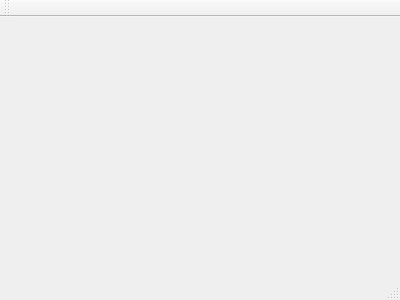
The window that demo/mainwindow.ui (joachimvalente/tracklib) describes before a commit, drawn with Qt 5.
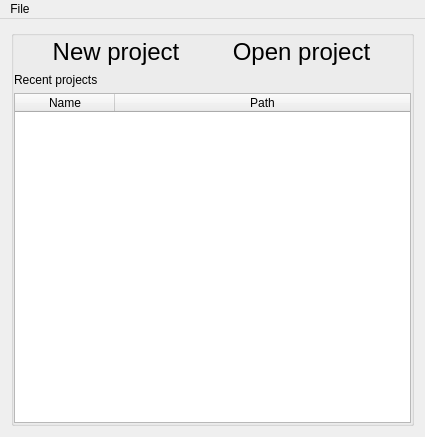
The same window after the commit. Icons and pictures are not drawn.

What changed in the file:
```diff
--- a/demo/mainwindow.ui
+++ b/demo/mainwindow.ui
@@ -1,24 +1,255 @@
 <ui version="4.0">
  <class>MainWindow</class>
- <widget class="QMainWindow" name="MainWindow" >
-  <property name="geometry" >
+ <widget class="QMainWindow" name="MainWindow">
+  <property name="geometry">
    <rect>
     <x>0</x>
     <y>0</y>
-    <width>400</width>
-    <height>300</height>
+    <width>425</width>
+    <height>437</height>
    </rect>
   </property>
   <property name="windowTitle" >
    <string>MainWindow</string>
   </property>
-  <widget class="QMenuBar" name="menuBar" />
-  <widget class="QToolBar" name="mainToolBar" />
-  <widget class="QWidget" name="centralWidget" />
-  <widget class="QStatusBar" name="statusBar" />
+  <widget class="QWidget" name="centralWidget">
+   <layout class="QGridLayout" name="gridLayout">
+    <item row="0" column="0">
+     <widget class="QGroupBox" name="groupBoxWelcome">
+      <property name="enabled">
+       <bool>true</bool>
+      </property>
+      <property name="title">
+       <string/>
+      </property>
+      <property name="flat">
+       <bool>false</bool>
+      </property>
+      <property name="checkable">
+       <bool>false</bool>
+      </property>
+      <layout class="QVBoxLayout" name="verticalLayout">
+       <property name="leftMargin">
+        <number>0</number>
+       </property>
+       <property name="topMargin">
+        <number>0</number>
+       </property>
+       <property name="rightMargin">
+        <number>0</number>
+       </property>
+       <property name="bottomMargin">
+        <number>0</number>
+       </property>
+       <item>
+        <layout class="QHBoxLayout" name="horizontalLayout">
+         <item>
+          <widget class="QToolButton" name="toolButtonNew">
+           <property name="font">
+            <font>
+             <pointsize>18</pointsize>
+             <weight>50</weight>
+             <bold>false</bold>
+            </font>
+           </property>
+           <property name="cursor">
+            <cursorShape>PointingHandCursor</cursorShape>
+           </property>
+           <property name="styleSheet">
+            <string notr="true">border: 0;</string>
+           </property>
+           <property name="text">
+            <string>New project</string>
+           </property>
+           <property name="icon">
+            <iconset resource="Images.qrc">
+             <normaloff>:/icons/images/newfile.png</normaloff>:/icons/images/newfile.png</iconset>
+           </property>
+           <property name="iconSize">
+            <size>
+             <width>128</width>
+             <height>128</height>
+            </size>
+           </property>
+           <property name="toolButtonStyle">
+            <enum>Qt::ToolButtonTextUnderIcon</enum>
+           </property>
+          </widget>
+         </item>
+         <item>
+          <widget class="QToolButton" name="toolButtonOpen">
+           <property name="font">
+            <font>
+             <pointsize>18</pointsize>
+            </font>
+           </property>
+           <property name="cursor">
+            <cursorShape>PointingHandCursor</cursorShape>
+           </property>
+           <property name="styleSheet">
+            <string notr="true">border: 0;</string>
+           </property>
+           <property name="text">
+            <string>Open project</string>
+           </property>
+           <property name="icon">
+            <iconset resource="Images.qrc">
+             <normaloff>:/icons/images/fileopen.png</normaloff>:/icons/images/fileopen.png</iconset>
+           </property>
+           <property name="iconSize">
+            <size>
+             <width>128</width>
+             <height>128</height>
+            </size>
+           </property>
+           <property name="toolButtonStyle">
+            <enum>Qt::ToolButtonTextUnderIcon</enum>
+           </property>
+          </widget>
+         </item>
+        </layout>
+       </item>
+       <item>
+        <widget class="QLabel" name="labelRecent">
+         <property name="text">
+          <string>Recent projects</string>
+         </property>
+        </widget>
+       </item>
+       <item>
+        <widget class="QTableWidget" name="tableWidgetRecent">
+         <property name="editTriggers">
+          <set>QAbstractItemView::NoEditTriggers</set>
+         </property>
+         <property name="selectionMode">
+          <enum>QAbstractItemView::SingleSelection</enum>
+         </property>
+         <property name="selectionBehavior">
+          <enum>QAbstractItemView::SelectRows</enum>
+         </property>
+         <property name="textElideMode">
+          <enum>Qt::ElideMiddle</enum>
+         </property>
+         <property name="showGrid">
+          <bool>false</bool>
+         </property>
+         <attribute name="horizontalHeaderHighlightSections">
+          <bool>false</bool>
+         </attribute>
+         <attribute name="horizontalHeaderStretchLastSection">
+          <bool>true</bool>
+         </attribute>
+         <attribute name="verticalHeaderVisible">
+          <bool>false</bool>
+         </attribute>
+         <column>
+          <property name="text">
+           <string>Name</string>
+          </property>
+         </column>
+         <column>
+          <property name="text">
+           <string>Path</string>
+          </property>
+         </column>
+        </widget>
+       </item>
+      </layout>
+     </widget>
+    </item>
+   </layout>
+  </widget>
+  <widget class="QMenuBar" name="menuBar">
+   <property name="geometry">
+    <rect>
+     <x>0</x>
+     <y>0</y>
+     <width>425</width>
+     <height>22</height>
+    </rect>
+   </property>
+   <widget class="QMenu" name="menuFile">
+    <property name="title">
+     <string>File</string>
+    </property>
+    <widget class="QMenu" name="menuOpen_recent">
+     <property name="enabled">
+      <bool>false</bool>
+     </property>
+     <property name="title">
+      <string>Open recent</string>
+     </property>
+    </widget>
+    <addaction name="actionNew_project"/>
+    <addaction name="actionOpen_project"/>
+    <addaction name="menuOpen_recent"/>
+    <addaction name="separator"/>
+    <addaction name="actionSave_project"/>
+    <addaction name="actionSave_project_as"/>
+    <addaction name="separator"/>
+    <addaction name="actionClose_project"/>
+    <addaction name="actionQuit"/>
+   </widget>
+   <addaction name="menuFile"/>
+  </widget>
+  <action name="actionNew_project">
+   <property name="text">
+    <string>New project...</string>
+   </property>
+   <property name="shortcut">
+    <string>Ctrl+N</string>
+   </property>
+  </action>
+  <action name="actionOpen_project">
+   <property name="text">
+    <string>Open project...</string>
+   </property>
+   <property name="shortcut">
+    <string>Ctrl+O</string>
+   </property>
+  </action>
+  <action name="actionSave_project">
+   <property name="enabled">
+    <bool>false</bool>
+   </property>
+   <property name="text">
+    <string>Save project</string>
+   </property>
+   <property name="shortcut">
+    <string>Ctrl+S</string>
+   </property>
+  </action>
+  <action name="actionSave_project_as">
+   <property name="enabled">
+    <bool>false</bool>
+   </property>
+   <property name="text">
+    <string>Save project as...</string>
+   </property>
+   <property name="shortcut">
+    <string>Ctrl+Shift+S</string>
+   </property>
+  </action>
+  <action name="actionClose_project">
+   <property name="enabled">
+    <bool>false</bool>
+   </property>
+   <property name="text">
+    <string>Close project</string>
+   </property>
+   <property name="shortcut">
+    <string>Ctrl+W</string>
+   </property>
+  </action>
+  <action name="actionQuit">
+   <property name="text">
+    <string>Quit</string>
+   </property>
+  </action>
  </widget>
- <layoutDefault spacing="6" margin="11" />
- <pixmapfunction></pixmapfunction>
- <resources/>
+ <layoutdefault spacing="6" margin="11"/>
+ <resources>
+  <include location="Images.qrc"/>
+ </resources>
  <connections/>
 </ui>
```
Left out of the diff: 5 changed lines with no effect on the pictures.
